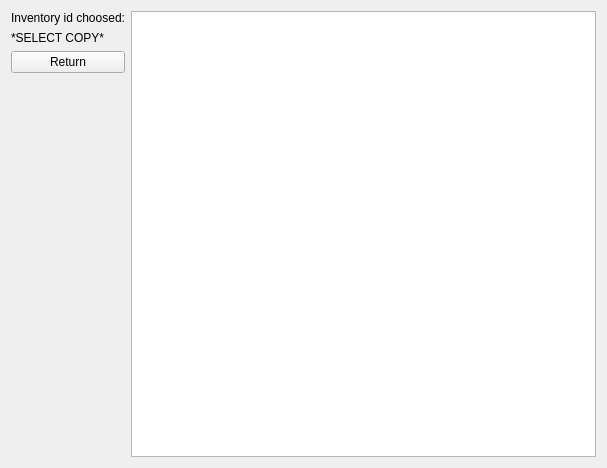
Qt form bookreturnwidget.ui (neshchereto/Library_management) before a commit.
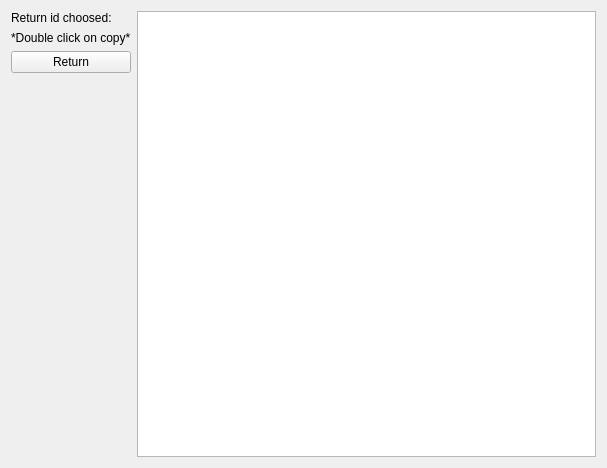
The same form after that commit.

Commit message: Select data by click, SortFilter

Diff of the .ui file:
```diff
--- a/bookreturnwidget.ui
+++ b/bookreturnwidget.ui
@@ -19,14 +19,14 @@
      <item>
       <widget class="QLabel" name="label">
        <property name="text">
-        <string>Inventory id choosed:</string>
+        <string>Return id choosed:</string>
        </property>
       </widget>
      </item>
      <item>
       <widget class="QLabel" name="idLabel">
        <property name="text">
-        <string>*SELECT COPY*</string>
+        <string>*Double click on copy*</string>
        </property>
       </widget>
      </item>
```
Left out of the diff: 2 changed lines with no effect on the pictures. The commit also changes 17 other files.
